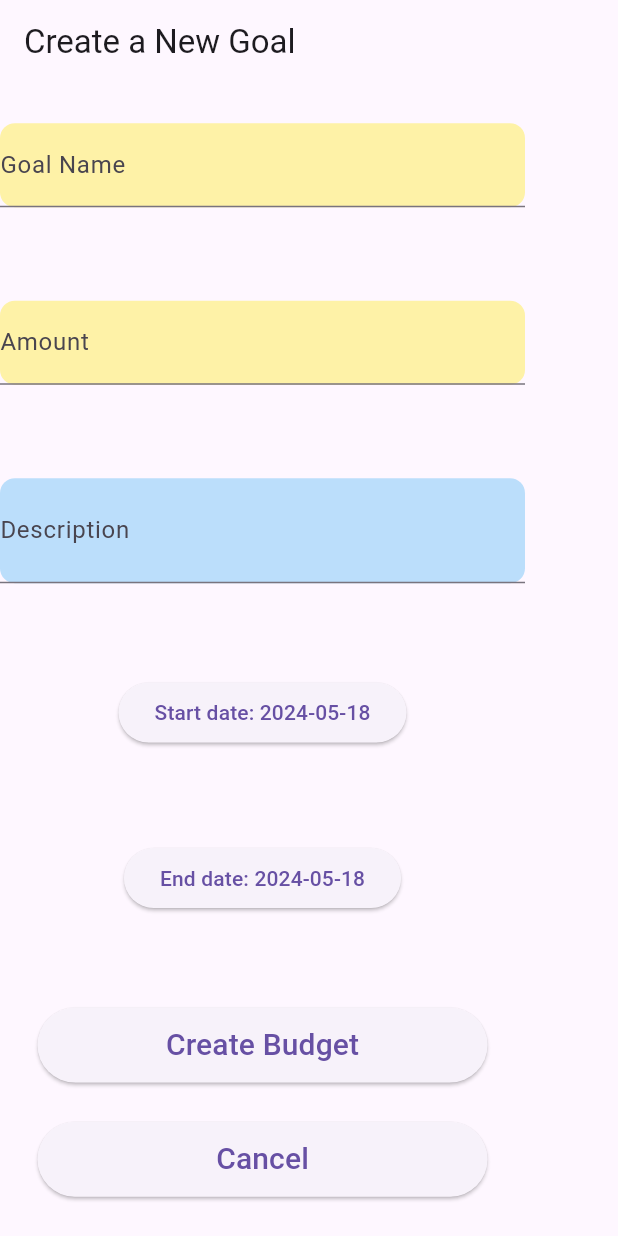
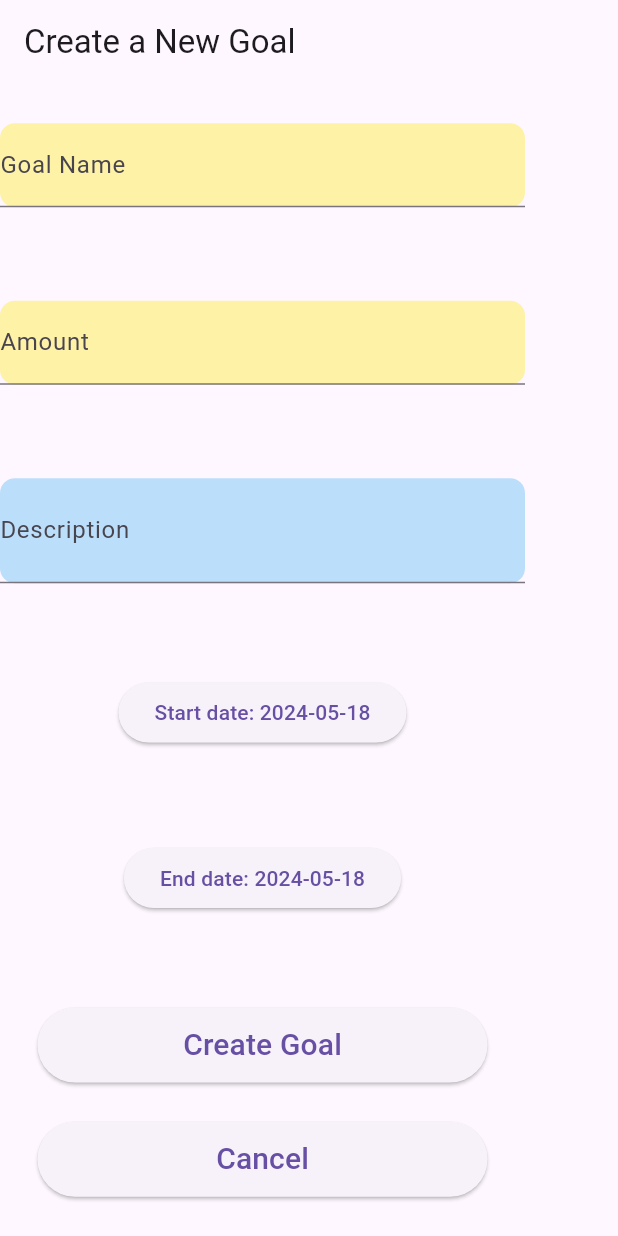
Before and after one commit to jaydapizzuco/Financial-Planning-App, a Flutter app: the GoalScreen screen opened directly, after a tap on "Add Goal", on a phone screen of 412 x 824 dp. Run offline on Flutter 3.47's test engine with Material 3 defaults, Android fonts, the phone set to English and light mode, and no system bars; our stand-ins replace cloud_firestore, firebase_auth, firebase_core, pie_chart, rxdart; accounts and stored records are empty.

Commit message:
changed start and end dates of goals to DateTime objects and added an index for startDate in db, goals in progress now display on goalsScreen

```diff
--- a/financial_planner/lib/goals/addGoal.dart
+++ b/financial_planner/lib/goals/addGoal.dart
@@ -128,8 +128,8 @@ class _AddGoalState extends State<AddGoal> {
                     amountCompleted: 0,
                     name: _nameController.text,
                     description: _descriptionController.text,
-                    startDate: int.parse(DateFormat('yyyyMMdd').format(startDate)),
-                    endDate: int.parse(DateFormat('yyyyMMdd').format(endDate)),
+                    startDate: startDate,
+                    endDate: endDate,
                     status: 0,
                     daysReached: 0,
                   ));
@@ -138,7 +138,7 @@ class _AddGoalState extends State<AddGoal> {
                           NavigatingScreen(userId: widget.userId)), (
                       route) => false);
                 },
-                  child: Text("Create Budget", style: TextStyle(fontSize: 20),),
+                  child: Text("Create Goal", style: TextStyle(fontSize: 20),),
                 )
             ),
             SizedBox(
--- a/financial_planner/lib/goals/goalsScreen.dart
+++ b/financial_planner/lib/goals/goalsScreen.dart
@@ -87,7 +87,7 @@ class _GoalScreenState extends State<GoalScreen> {
                         AsyncSnapshot<QuerySnapshot> snapshot){
                       if(snapshot.data != null && snapshot.data!.docs.isEmpty){
                         return Text(
-                          "Looks like you dont have Goals right now",
+                          "Looks like you dont have Goals in progress right now",
                             style: TextStyle(fontWeight: FontWeight.bold, fontSize: 30),
                         );
                       }
@@ -178,7 +178,9 @@ class _GoalScreenState extends State<GoalScreen> {
 
 
   Future <Stream<QuerySnapshot>> _getGoalsInProgress(String? id) async {
-    int date = 20240518;
+    //int date = 20240518;
+    DateTime date = DateTime.now();
+    Timestamp timestampNow = Timestamp.fromDate(date);
 
     Stream<QuerySnapshot> goalsUser = await FirebaseFirestore.instance
         .collection('Goals')
@@ -187,10 +189,10 @@ class _GoalScreenState extends State<GoalScreen> {
         .where('startDate', isLessThanOrEqualTo: date)
         .snapshots();
 
-    Stream<QuerySnapshot> goalsStartdate = await FirebaseFirestore.instance
-        .collection('Goals')
-        .where('startDate', isLessThanOrEqualTo: date)
-        .snapshots();
+    // Stream<QuerySnapshot> goalsStartdate = await FirebaseFirestore.instance
+    //     .collection('Goals')
+    //     .where('startDate', isLessThanOrEqualTo: date)
+    //     .snapshots();
 
     // Stream<QuerySnapshot> goals = Rx.combineLatest2(goalsUser, goalsStartdate,
     //       (QuerySnapshot goalsUser, QuerySnapshot goalsStartdate) {
--- a/financial_planner/lib/models/Goal.dart
+++ b/financial_planner/lib/models/Goal.dart
@@ -7,8 +7,8 @@ class Goal{
   final double? amountCompleted;
   final String? name;
   final String? description;
-  final int? startDate;
-  final int? endDate;
+  final DateTime? startDate;
+  final DateTime? endDate;
   final int? status;
   final int? daysReached;
 
```
